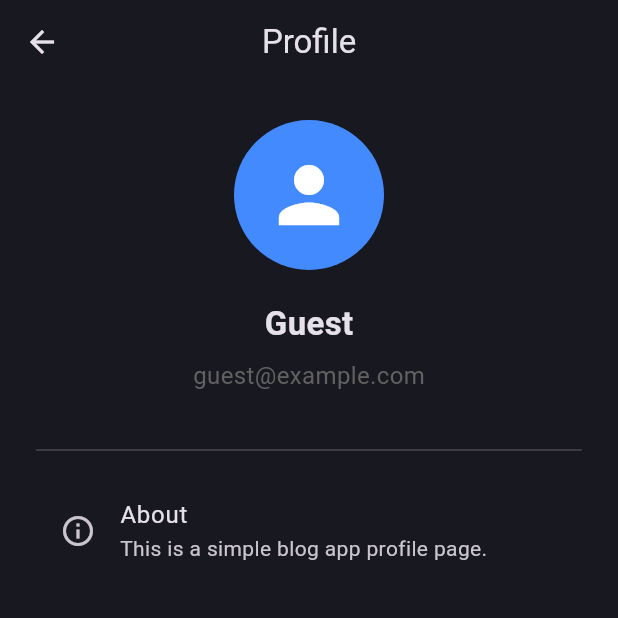
After one commit to saraung/Blog-App-Flutter, a Flutter app: the ProfilePage screen opened directly, on a phone screen of 412 x 824 dp, the top half of it. The commit adds this screen. Run offline on Flutter 3.47's test engine with Material 3 defaults, Android fonts, the phone set to English and light mode, and no system bars; our stand-ins replace dotted_border, flutter_bloc, fpdart, get_it, hive, image_picker and 2 more; accounts and stored records are empty; statements that could not run were skipped.

Commit message:
added more feaures

```diff
--- a/lib/core/theme/app_pallete.dart
+++ b/lib/core/theme/app_pallete.dart
@@ -2,8 +2,8 @@ import 'package:flutter/material.dart';
 
 class AppPallete {
   static const Color backgroundColor = Color.fromRGBO(24, 24, 32, 1);
-  static const Color gradient1 = Color.fromRGBO(187, 63, 221, 1);
-  static const Color gradient2 = Color.fromRGBO(251, 109, 169, 1);
+  static const Color gradient1 = Colors.deepPurpleAccent;
+  static const Color gradient2 = Colors.purple;
   static const Color gradient3 = Color.fromRGBO(255, 159, 124, 1);
   static const Color borderColor = Color.fromRGBO(52, 51, 67, 1);
   static const Color whiteColor = Colors.white;
@@ -11,3 +11,15 @@ class AppPallete {
   static const Color errorColor = Colors.redAccent;
   static const Color transparentColor = Colors.transparent;
 }
+
+// class AppPallete {
+//   static const Color backgroundColor = Color.fromRGBO(24, 24, 32, 1);
+//   static const Color gradient1 = Color.fromRGBO(187, 63, 221, 1);
+//   static const Color gradient2 = Color.fromRGBO(251, 109, 169, 1);
+//   static const Color gradient3 = Color.fromRGBO(255, 159, 124, 1);
+//   static const Color borderColor = Color.fromRGBO(52, 51, 67, 1);
+//   static const Color whiteColor = Colors.white;
+//   static const Color greyColor = Colors.grey;
+//   static const Color errorColor = Colors.redAccent;
+//   static const Color transparentColor = Colors.transparent;
+// }
--- a/lib/features/auth/presentation/bloc/auth_bloc.dart
+++ b/lib/features/auth/presentation/bloc/auth_bloc.dart
@@ -3,6 +3,7 @@ import 'package:blog_app/core/usecase/usecase.dart';
 import 'package:blog_app/core/common/entities/user.dart';
 import 'package:blog_app/features/auth/domain/usecases/current_user.dart';
 import 'package:blog_app/features/auth/domain/usecases/user_login.dart';
+import 'package:blog_app/features/auth/domain/usecases/user_logout.dart';
 import 'package:blog_app/features/auth/domain/usecases/user_sign_up.dart';
 import 'package:flutter/material.dart';
 import 'package:flutter_bloc/flutter_bloc.dart';
@@ -15,21 +16,27 @@ class AuthBloc extends Bloc<AuthEvent, AuthState> {
   final UserLogin _userLogin;
   final CurrentUser _currentUser;
   final AppUserCubit _appUserCubit;
-  AuthBloc(
-      {required UserSignUp userSignUp,
+  final UserLogout _userLogout;
+
+AuthBloc({
+  required UserSignUp userSignUp,
   required UserLogin userLogin,
   required CurrentUser currentUser,
-      required AppUserCubit appUserCubit})
-      : _userSignUp = userSignUp,
+  required UserLogout userLogout,
+  required AppUserCubit appUserCubit,
+})  : _userSignUp = userSignUp,
       _userLogin = userLogin,
       _currentUser = currentUser,
-        _appUserCubit=appUserCubit,
+      _userLogout = userLogout,
+      _appUserCubit = appUserCubit,
       super(AuthInitial()) {
-    on<AuthEvent>((_,emit)=>emit(AuthLoading()));
+  on<AuthEvent>((_, emit) => emit(AuthLoading()));
   on<AuthSignUp>(_onAuthSignUp);
   on<AuthLogin>(_onAuthLogin);
   on<AuthIsUserLoggedIn>(_isUserLoggedIn);
+  on<AuthLogout>(_onAuthLogout);
 }
+
 
   void _isUserLoggedIn(
     AuthIsUserLoggedIn event,
@@ -64,4 +71,16 @@ class AuthBloc extends Bloc<AuthEvent, AuthState> {
     _appUserCubit.updateUser(user);
     emit(AuthSuccess(user));
   }
+
+  void _onAuthLogout(AuthLogout event, Emitter<AuthState> emit) async {
+  emit(AuthLoading());
+  final res = await _userLogout(NoParams());
+  res.fold((failure) {
+    emit(AuthFailure(failure.message));
+  }, (_) {
+    _appUserCubit.updateUser(null); // Reset user in global state
+    emit(AuthInitial()); // Or a custom LoggedOut state
+  });
 }
+
+}
--- a/lib/features/auth/presentation/bloc/auth_event.dart
+++ b/lib/features/auth/presentation/bloc/auth_event.dart
@@ -26,3 +26,5 @@ final class AuthLogin extends AuthEvent {
 }
 
 final class AuthIsUserLoggedIn extends AuthEvent { }
+
+class AuthLogout extends AuthEvent {}
--- /dev/null
+++ b/lib/features/auth/presentation/pages/profile_page.dart
@@ -0,0 +1,68 @@
+import 'package:blog_app/core/common/cubits/app_user/app_user_cubit.dart';
+import 'package:blog_app/core/common/entities/user.dart';
+import 'package:flutter/material.dart';
+import 'package:flutter_bloc/flutter_bloc.dart';
+
+class ProfilePage extends StatelessWidget {
+  static route() =>
+      MaterialPageRoute(builder: (context) => const ProfilePage());
+
+  const ProfilePage({super.key});
+
+  @override
+  Widget build(BuildContext context) {
+    final state = context.watch<AppUserCubit>().state;
+
+    // Default fallback values
+    String userName = 'Guest';
+    String userEmail = 'guest@example.com';
+
+    if (state is AppUserLoggedIn) {
+      userName = state.user.name;
+      userEmail = state.user.email;
+    }
+
+    return Scaffold(
+      appBar: AppBar(
+        title: const Text("Profile"),
+        centerTitle: true,
+      ),
+      body: Padding(
+        padding: const EdgeInsets.all(24.0),
+        child: Column(
+          children: [
+            const CircleAvatar(
+              radius: 50,
+              backgroundColor: Colors.blueAccent,
+              child: Icon(Icons.person, size: 60, color: Colors.white),
+            ),
+            const SizedBox(height: 20),
+            Text(
+              userName,
+              style: const TextStyle(
+                fontSize: 22,
+                fontWeight: FontWeight.bold,
+              ),
+            ),
+            const SizedBox(height: 8),
+            Text(
+              userEmail,
+              style: TextStyle(
+                fontSize: 16,
+                color: Colors.grey[700],
+              ),
+            ),
+            const SizedBox(height: 30),
+            const Divider(),
+            const SizedBox(height: 10),
+            ListTile(
+              leading: const Icon(Icons.info_outline),
+              title: const Text("About"),
+              subtitle: const Text("This is a simple blog app profile page."),
+            ),
+          ],
+        ),
+      ),
+    );
+  }
+}
--- a/lib/features/blog/data/models/blog_model.dart
+++ b/lib/features/blog/data/models/blog_model.dart
@@ -59,4 +59,18 @@ class BlogModel extends Blog {
       posterName: posterName ?? this.posterName,
     );
   }
+
+  factory BlogModel.fromEntity(Blog blog) {
+  return BlogModel(
+    id: blog.id,
+    posterId: blog.posterId,
+    title: blog.title,
+    content: blog.content,
+    imageUrl: blog.imageUrl,
+    topics: blog.topics,
+    updatedAt: blog.updatedAt,
+    posterName: blog.posterName,
+  );
 }
+
+}
--- a/lib/features/blog/domain/repositories/blog_repository.dart
+++ b/lib/features/blog/domain/repositories/blog_repository.dart
@@ -14,4 +14,6 @@ abstract interface class BlogRepository {
   });
 
   Future<Either<Failure, List<Blog>>> getAllBlogs();
+    Future<Either<Failure, Blog>> updateBlog(Blog blog);
+  Future<Either<Failure, void>> deleteBlog(String blogId);
 }
--- /dev/null
+++ b/lib/features/blog/domain/usecases/update_blog.dart
@@ -0,0 +1,16 @@
+import 'package:blog_app/core/error/failures.dart';
+import 'package:blog_app/core/usecase/usecase.dart';
+import 'package:blog_app/features/blog/domain/entities/blog.dart';
+import 'package:blog_app/features/blog/domain/repositories/blog_repository.dart';
+import 'package:fpdart/fpdart.dart';
+
+class UpdateBlog implements UseCase<Blog, Blog> {
+  final BlogRepository blogRepository;
+
+  UpdateBlog(this.blogRepository);
+
+  @override
+  Future<Either<Failure, Blog>> call(Blog blog) {
+    return blogRepository.updateBlog(blog);
+  }
+}
--- a/lib/features/blog/presentation/bloc/blog_event.dart
+++ b/lib/features/blog/presentation/bloc/blog_event.dart
@@ -14,3 +14,13 @@ final class BlogUpload extends BlogEvent {
 }
 
 final class BlogFetchAllBlogs extends BlogEvent{}
+
+class BlogUpdate extends BlogEvent {
+  final Blog blog;
+   BlogUpdate({required this.blog});
+}
+
+class BlogDelete extends BlogEvent {
+  final String id;
+   BlogDelete({required this.id});
+}
--- a/lib/features/blog/presentation/bloc/blog_state.dart
+++ b/lib/features/blog/presentation/bloc/blog_state.dart
@@ -13,6 +13,10 @@ final class BlogFailure extends BlogState {
 }
 
 final class BlogUploadSuccess extends BlogState {}
+class BlogUpdateSuccess extends BlogState {}
+
+class BlogDeleteSuccess extends BlogState {}
+
 
 final class BlogDisplaySuccess extends BlogState{
   final List<Blog> blogs;
```
Also changed, not shown: lib/features/blog/data/datasources/blog_remote_data_source.dart (+55 -9 lines), lib/features/blog/data/repositories/blog_repository_impl.dart (+27 -0 lines), lib/features/blog/domain/usecases/delete_blog.dart (added, +15 -0 lines), lib/features/blog/presentation/bloc/blog_bloc.dart (+32 -4 lines), lib/features/blog/presentation/pages/my_blog_page.dart (added, +109 -0 lines), lib/features/blog/presentation/widgets/blog_drawer.dart (+30 -8 lines), lib/init_dependencies.dart (+9 -0 lines). Lines whose indentation alone changed are shown as unchanged.
